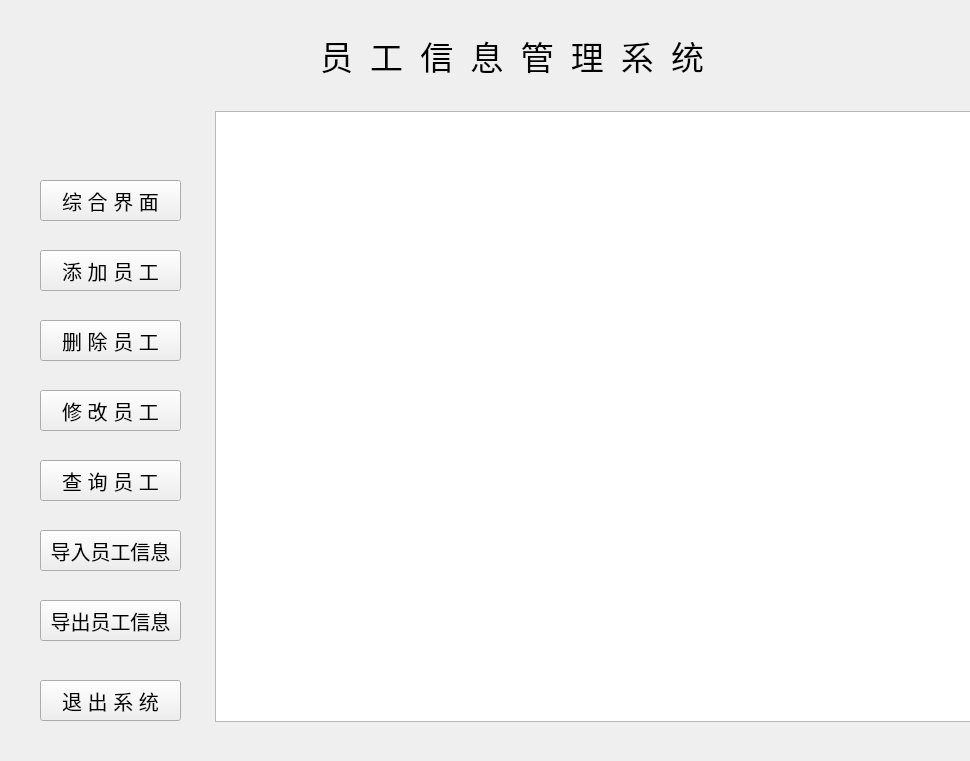
sammiriche/datacode, file 6.ui_files/em_beta3.ui: the form before one commit.
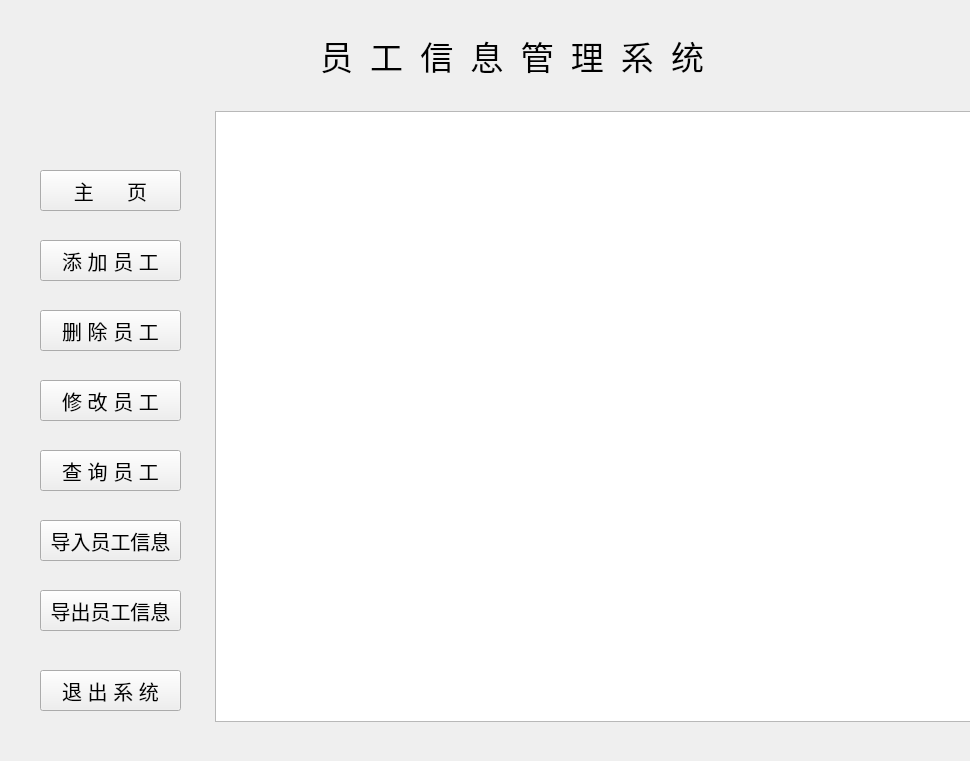
The form after the commit.

Patch:
```diff
--- a/6.ui_files/em_beta3.ui
+++ b/6.ui_files/em_beta3.ui
@@ -27,7 +27,7 @@
    <property name="geometry">
     <rect>
      <x>40</x>
-     <y>250</y>
+     <y>240</y>
      <width>141</width>
      <height>41</height>
     </rect>
@@ -45,7 +45,7 @@
    <property name="geometry">
     <rect>
      <x>40</x>
-     <y>320</y>
+     <y>310</y>
      <width>141</width>
      <height>41</height>
     </rect>
@@ -63,7 +63,7 @@
    <property name="geometry">
     <rect>
      <x>40</x>
-     <y>390</y>
+     <y>380</y>
      <width>141</width>
      <height>41</height>
     </rect>
@@ -81,7 +81,7 @@
    <property name="geometry">
     <rect>
      <x>40</x>
-     <y>460</y>
+     <y>450</y>
      <width>141</width>
      <height>41</height>
     </rect>
@@ -99,7 +99,7 @@
    <property name="geometry">
     <rect>
      <x>40</x>
-     <y>530</y>
+     <y>520</y>
      <width>141</width>
      <height>41</height>
     </rect>
@@ -126,7 +126,7 @@
    <property name="geometry">
     <rect>
      <x>40</x>
-     <y>600</y>
+     <y>590</y>
      <width>141</width>
      <height>41</height>
     </rect>
@@ -144,7 +144,7 @@
    <property name="geometry">
     <rect>
      <x>40</x>
-     <y>680</y>
+     <y>670</y>
      <width>141</width>
      <height>41</height>
     </rect>
@@ -162,7 +162,7 @@
    <property name="geometry">
     <rect>
      <x>40</x>
-     <y>180</y>
+     <y>170</y>
      <width>141</width>
      <height>41</height>
     </rect>
@@ -173,7 +173,7 @@
     </font>
    </property>
    <property name="text">
-    <string>综 合 界 面</string>
+    <string>主      页</string>
    </property>
   </widget>
   <widget class="QLabel" name="title_label">
```
Left out of the diff: 2 changed lines with no effect on the pictures.
